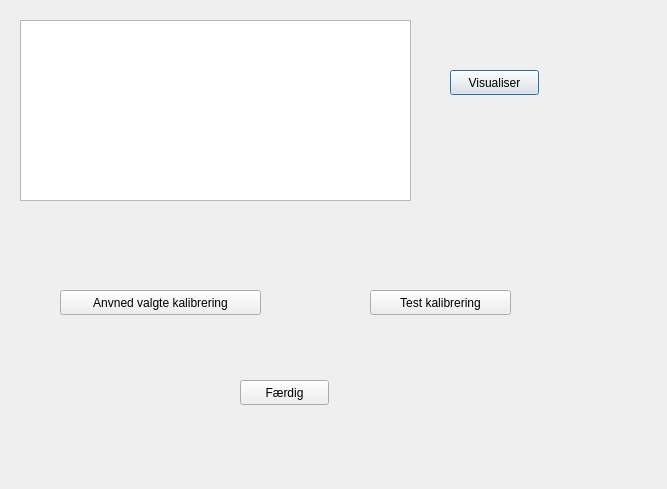
Qt form Qt/KameraKalibrering/analyse.ui (fjederholdt/Afgangsprojekt) before a commit.
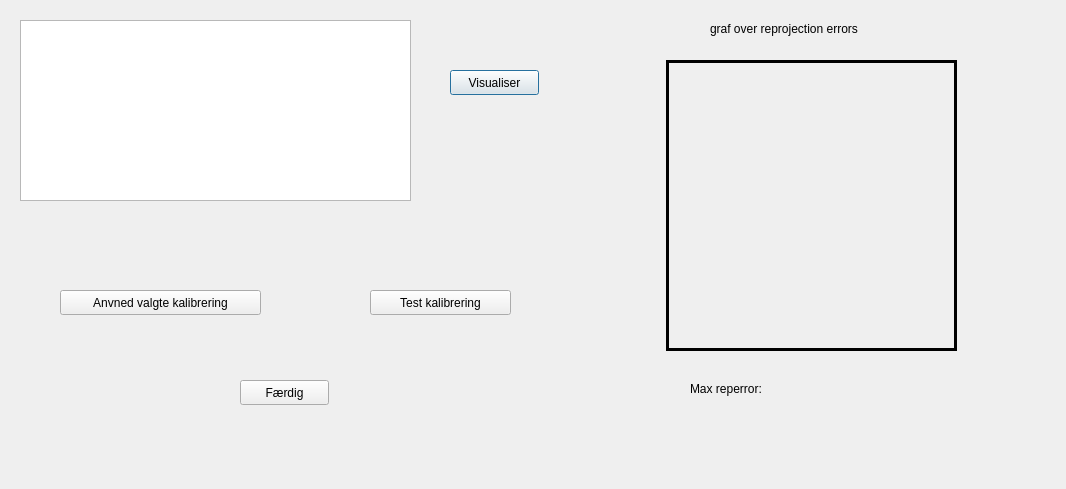
The same form after that commit.

Commit message: Lavede graf af reprojection error

```diff
--- a/Qt/KameraKalibrering/analyse.ui
+++ b/Qt/KameraKalibrering/analyse.ui
@@ -6,7 +6,7 @@
    <rect>
     <x>0</x>
     <y>0</y>
-    <width>667</width>
+    <width>1066</width>
     <height>489</height>
    </rect>
   </property>
@@ -84,6 +84,57 @@
     <string>Færdig</string>
    </property>
   </widget>
+  <widget class="QLabel" name="imageLabel">
+   <property name="geometry">
+    <rect>
+     <x>666</x>
+     <y>60</y>
+     <width>291</width>
+     <height>291</height>
+    </rect>
+   </property>
+   <property name="frameShape">
+    <enum>QFrame::Box</enum>
+   </property>
+   <property name="frameShadow">
+    <enum>QFrame::Plain</enum>
+   </property>
+   <property name="lineWidth">
+    <number>3</number>
+   </property>
+   <property name="midLineWidth">
+    <number>0</number>
+   </property>
+   <property name="text">
+    <string/>
+   </property>
+  </widget>
+  <widget class="QLabel" name="label">
+   <property name="geometry">
+    <rect>
+     <x>710</x>
+     <y>20</y>
+     <width>201</width>
+     <height>17</height>
+    </rect>
+   </property>
+   <property name="text">
+    <string>graf over reprojection errors</string>
+   </property>
+  </widget>
+  <widget class="QLabel" name="maxRep">
+   <property name="geometry">
+    <rect>
+     <x>690</x>
+     <y>380</y>
+     <width>271</width>
+     <height>17</height>
+    </rect>
+   </property>
+   <property name="text">
+    <string>Max reperror:</string>
+   </property>
+  </widget>
  </widget>
  <resources/>
  <connections/>
```
The commit also changes 123 other files.
